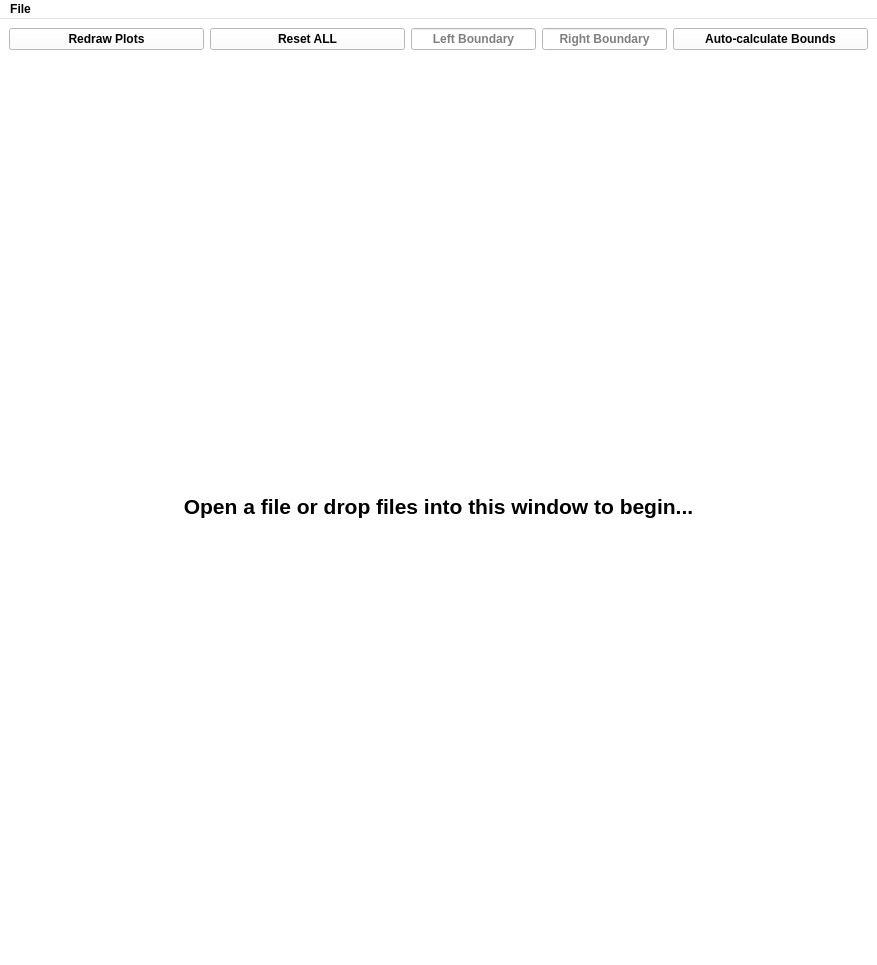
Before: the Qt Designer form src/qt_ui/main_window.ui in Eric-Meunier/Processor-Suite, drawn with Qt 5.
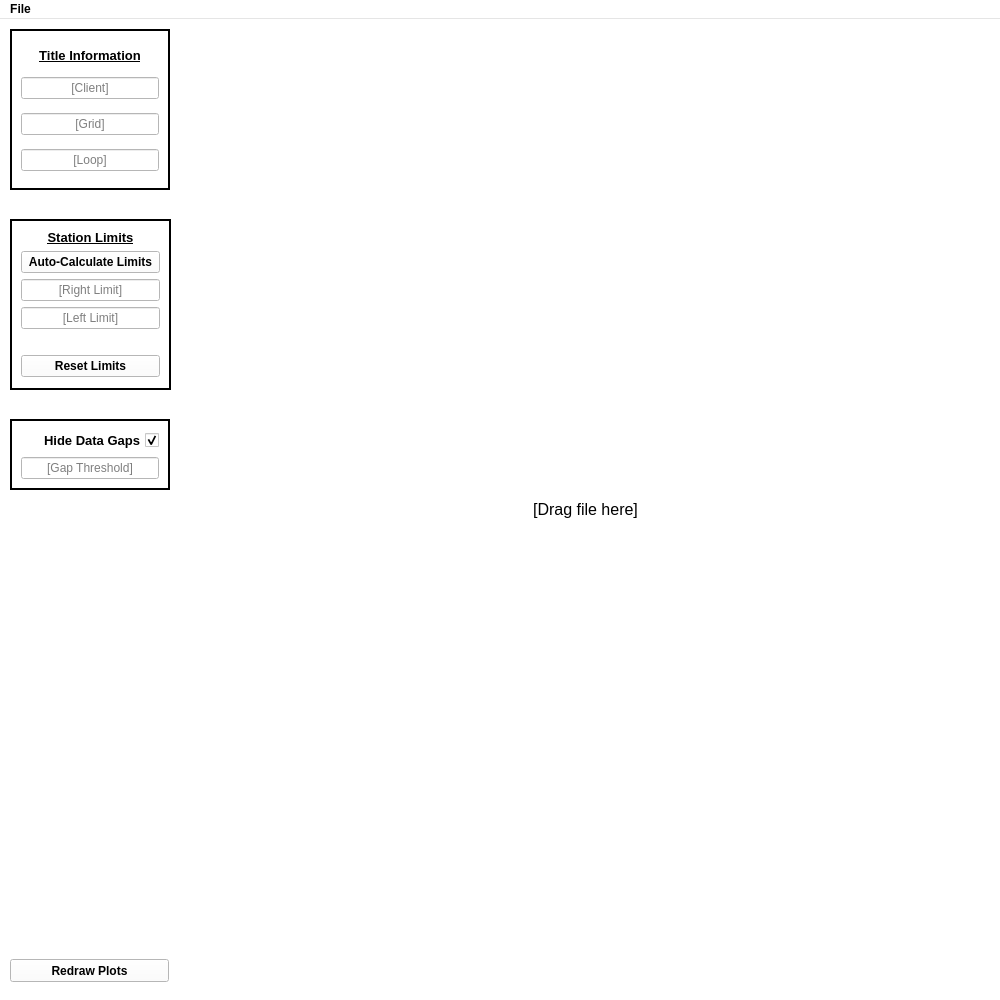
After: the same form once the commit is applied.

What changed in the file:
```diff
--- a/src/qt_ui/main_window.ui
+++ b/src/qt_ui/main_window.ui
@@ -9,8 +9,8 @@
    <rect>
     <x>0</x>
     <y>0</y>
-    <width>877</width>
-    <height>965</height>
+    <width>1000</width>
+    <height>1000</height>
    </rect>
   </property>
   <property name="palette">
@@ -465,31 +465,302 @@
    <string>Crone Plots</string>
   </property>
   <widget class="QWidget" name="centralwidget">
-   <layout class="QVBoxLayout" name="verticalLayout">
+   <widget class="QWidget" name="verticalLayoutWidget">
+    <property name="geometry">
+     <rect>
+      <x>180</x>
+      <y>10</y>
+      <width>811</width>
+      <height>961</height>
+     </rect>
+    </property>
+    <layout class="QVBoxLayout" name="plotLayout">
+     <property name="sizeConstraint">
+      <enum>QLayout::SetMinimumSize</enum>
+     </property>
     <item>
-     <layout class="QHBoxLayout" name="horizontalLayout_2">
+      <widget class="QLabel" name="labeltest">
+       <property name="enabled">
+        <bool>true</bool>
+       </property>
+       <property name="sizePolicy">
+        <sizepolicy hsizetype="Preferred" vsizetype="MinimumExpanding">
+         <horstretch>0</horstretch>
+         <verstretch>0</verstretch>
+        </sizepolicy>
+       </property>
+       <property name="font">
+        <font>
+         <pointsize>12</pointsize>
+         <weight>50</weight>
+         <bold>false</bold>
+        </font>
+       </property>
+       <property name="layoutDirection">
+        <enum>Qt::LeftToRight</enum>
+       </property>
+       <property name="frameShape">
+        <enum>QFrame::NoFrame</enum>
+       </property>
+       <property name="text">
+        <string>[Drag file here]</string>
+       </property>
+       <property name="alignment">
+        <set>Qt::AlignCenter</set>
+       </property>
+      </widget>
+     </item>
+    </layout>
+   </widget>
+   <widget class="QFrame" name="gapFrame">
+    <property name="geometry">
+     <rect>
+      <x>10</x>
+      <y>400</y>
+      <width>160</width>
+      <height>71</height>
+     </rect>
+    </property>
+    <property name="frameShape">
+     <enum>QFrame::WinPanel</enum>
+    </property>
+    <layout class="QVBoxLayout" name="dataGapLayout">
       <item>
+      <widget class="QCheckBox" name="hideGapsToggle">
+       <property name="font">
+        <font>
+         <pointsize>10</pointsize>
+        </font>
+       </property>
+       <property name="layoutDirection">
+        <enum>Qt::RightToLeft</enum>
+       </property>
+       <property name="autoFillBackground">
+        <bool>false</bool>
+       </property>
+       <property name="text">
+        <string>Hide Data Gaps</string>
+       </property>
+       <property name="checked">
+        <bool>true</bool>
+       </property>
+      </widget>
+     </item>
+     <item>
+      <widget class="QLineEdit" name="gapThresh">
+       <property name="font">
+        <font>
+         <weight>50</weight>
+         <bold>false</bold>
+        </font>
+       </property>
+       <property name="alignment">
+        <set>Qt::AlignCenter</set>
+       </property>
+       <property name="placeholderText">
+        <string>[Gap Threshold]</string>
+       </property>
+      </widget>
+     </item>
+    </layout>
+   </widget>
        <widget class="QPushButton" name="pshRecalc">
+    <property name="geometry">
+     <rect>
+      <x>10</x>
+      <y>940</y>
+      <width>159</width>
+      <height>23</height>
+     </rect>
+    </property>
+    <property name="minimumSize">
+     <size>
+      <width>82</width>
+      <height>0</height>
+     </size>
+    </property>
+    <property name="acceptDrops">
+     <bool>false</bool>
+    </property>
+    <property name="autoFillBackground">
+     <bool>false</bool>
+    </property>
         <property name="text">
          <string>Redraw Plots</string>
         </property>
-       </widget>
+    <property name="checkable">
+     <bool>false</bool>
+    </property>
+   </widget>
+   <widget class="QFrame" name="titleFrame">
+    <property name="geometry">
+     <rect>
+      <x>10</x>
+      <y>10</y>
+      <width>160</width>
+      <height>161</height>
+     </rect>
+    </property>
+    <property name="frameShape">
+     <enum>QFrame::WinPanel</enum>
+    </property>
+    <layout class="QVBoxLayout" name="titleLayout">
+     <item>
+      <widget class="QLabel" name="titleLabel">
+       <property name="sizePolicy">
+        <sizepolicy hsizetype="Preferred" vsizetype="Fixed">
+         <horstretch>0</horstretch>
+         <verstretch>0</verstretch>
+        </sizepolicy>
+       </property>
+       <property name="font">
+        <font>
+         <pointsize>10</pointsize>
+         <underline>true</underline>
+        </font>
+       </property>
+       <property name="text">
+        <string>Title Information</string>
+       </property>
+       <property name="alignment">
+        <set>Qt::AlignCenter</set>
+       </property>
+      </widget>
       </item>
       <item>
-       <widget class="QPushButton" name="pshReset">
+      <widget class="QLineEdit" name="clientEdit">
+       <property name="font">
+        <font>
+         <weight>50</weight>
+         <bold>false</bold>
+        </font>
+       </property>
+       <property name="alignment">
+        <set>Qt::AlignCenter</set>
+       </property>
+       <property name="placeholderText">
+        <string>[Client]</string>
+       </property>
+      </widget>
+     </item>
+     <item>
+      <widget class="QLineEdit" name="gridEdit">
+       <property name="font">
+        <font>
+         <weight>50</weight>
+         <bold>false</bold>
+        </font>
+       </property>
+       <property name="alignment">
+        <set>Qt::AlignCenter</set>
+       </property>
+       <property name="placeholderText">
+        <string>[Grid]</string>
+       </property>
+      </widget>
+     </item>
+     <item>
+      <widget class="QLineEdit" name="loopEdit">
+       <property name="font">
+        <font>
+         <weight>50</weight>
+         <bold>false</bold>
+        </font>
+       </property>
+       <property name="alignment">
+        <set>Qt::AlignCenter</set>
+       </property>
+       <property name="placeholderText">
+        <string>[Loop]</string>
+       </property>
+      </widget>
+     </item>
+    </layout>
+   </widget>
+   <widget class="QFrame" name="">
+    <property name="geometry">
+     <rect>
+      <x>10</x>
+      <y>200</y>
+      <width>161</width>
+      <height>171</height>
+     </rect>
+    </property>
+    <property name="frameShape">
+     <enum>QFrame::WinPanel</enum>
+    </property>
+    <layout class="QVBoxLayout" name="boundsLayout">
+     <item>
+      <widget class="QLabel" name="label">
+       <property name="sizePolicy">
+        <sizepolicy hsizetype="Preferred" vsizetype="Fixed">
+         <horstretch>0</horstretch>
+         <verstretch>0</verstretch>
+        </sizepolicy>
+       </property>
+       <property name="font">
+        <font>
+         <pointsize>10</pointsize>
+         <underline>true</underline>
+        </font>
+       </property>
         <property name="text">
-         <string>Reset ALL</string>
+        <string>Station Limits</string>
+       </property>
+       <property name="alignment">
+        <set>Qt::AlignCenter</set>
+       </property>
+      </widget>
+     </item>
+     <item>
+      <widget class="QPushButton" name="pshMinMax">
+       <property name="text">
+        <string>Auto-Calculate Limits</string>
+       </property>
+      </widget>
+     </item>
+     <item>
+      <widget class="QLineEdit" name="lineRight">
+       <property name="sizePolicy">
+        <sizepolicy hsizetype="MinimumExpanding" vsizetype="Fixed">
+         <horstretch>0</horstretch>
+         <verstretch>0</verstretch>
+        </sizepolicy>
+       </property>
+       <property name="font">
+        <font>
+         <weight>50</weight>
+         <bold>false</bold>
+        </font>
+       </property>
+       <property name="toolTip">
+        <string>Plot right boundary</string>
+       </property>
+       <property name="layoutDirection">
+        <enum>Qt::LeftToRight</enum>
+       </property>
+       <property name="alignment">
+        <set>Qt::AlignCenter</set>
+       </property>
+       <property name="placeholderText">
+        <string>[Right Limit]</string>
         </property>
        </widget>
       </item>
       <item>
        <widget class="QLineEdit" name="lineLeft">
         <property name="sizePolicy">
-         <sizepolicy hsizetype="Fixed" vsizetype="Fixed">
+        <sizepolicy hsizetype="Minimum" vsizetype="Fixed">
           <horstretch>0</horstretch>
           <verstretch>0</verstretch>
          </sizepolicy>
         </property>
+       <property name="font">
+        <font>
+         <weight>50</weight>
+         <bold>false</bold>
+        </font>
+       </property>
         <property name="toolTip">
          <string>Plot left boundary</string>
         </property>
@@ -500,82 +771,42 @@
          <set>Qt::AlignCenter</set>
         </property>
         <property name="placeholderText">
-         <string>Left Boundary</string>
+        <string>[Left Limit]</string>
         </property>
        </widget>
       </item>
       <item>
-       <widget class="QLineEdit" name="lineRight">
-        <property name="sizePolicy">
-         <sizepolicy hsizetype="Fixed" vsizetype="Fixed">
-          <horstretch>0</horstretch>
-          <verstretch>0</verstretch>
-         </sizepolicy>
-        </property>
-        <property name="toolTip">
-         <string>Plot right boundary</string>
-        </property>
-        <property name="layoutDirection">
-         <enum>Qt::LeftToRight</enum>
-        </property>
-        <property name="alignment">
-         <set>Qt::AlignCenter</set>
-        </property>
-        <property name="placeholderText">
-         <string>Right Boundary</string>
-        </property>
-       </widget>
+      <spacer name="verticalSpacer">
+       <property name="orientation">
+        <enum>Qt::Vertical</enum>
+       </property>
+       <property name="sizeType">
+        <enum>QSizePolicy::Fixed</enum>
+       </property>
+       <property name="sizeHint" stdset="0">
+        <size>
+         <width>20</width>
+         <height>20</height>
+        </size>
+       </property>
+      </spacer>
       </item>
       <item>
-       <widget class="QPushButton" name="pshMinMax">
+      <widget class="QPushButton" name="pshReset">
         <property name="text">
-         <string>Auto-calculate Bounds</string>
+        <string>Reset Limits</string>
         </property>
        </widget>
       </item>
      </layout>
-    </item>
-    <item>
-     <layout class="QVBoxLayout" name="plotLayout">
-      <item>
-       <widget class="QLabel" name="labeltest">
-        <property name="enabled">
-         <bool>true</bool>
-        </property>
-        <property name="sizePolicy">
-         <sizepolicy hsizetype="Preferred" vsizetype="MinimumExpanding">
-          <horstretch>0</horstretch>
-          <verstretch>0</verstretch>
-         </sizepolicy>
-        </property>
-        <property name="font">
-         <font>
-          <pointsize>16</pointsize>
-          <weight>75</weight>
-          <bold>true</bold>
-         </font>
-        </property>
-        <property name="layoutDirection">
-         <enum>Qt::LeftToRight</enum>
-        </property>
-        <property name="text">
-         <string>Open a file or drop files into this window to begin...</string>
-        </property>
-        <property name="alignment">
-         <set>Qt::AlignCenter</set>
-        </property>
-       </widget>
-      </item>
-     </layout>
-    </item>
-   </layout>
+   </widget>
   </widget>
   <widget class="QMenuBar" name="menubar">
    <property name="geometry">
     <rect>
      <x>0</x>
      <y>0</y>
-     <width>877</width>
+     <width>1000</width>
      <height>21</height>
     </rect>
    </property>
```
Left out of the diff: 1 changed line with no effect on the pictures. Lines whose indentation alone changed are shown as unchanged.
